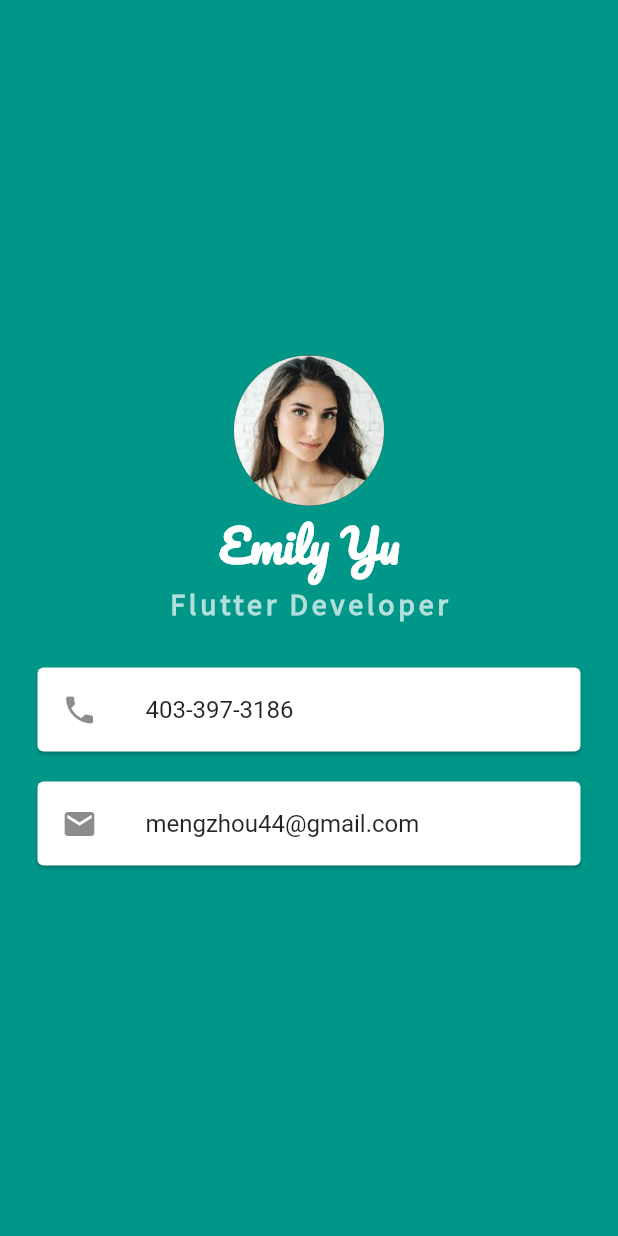
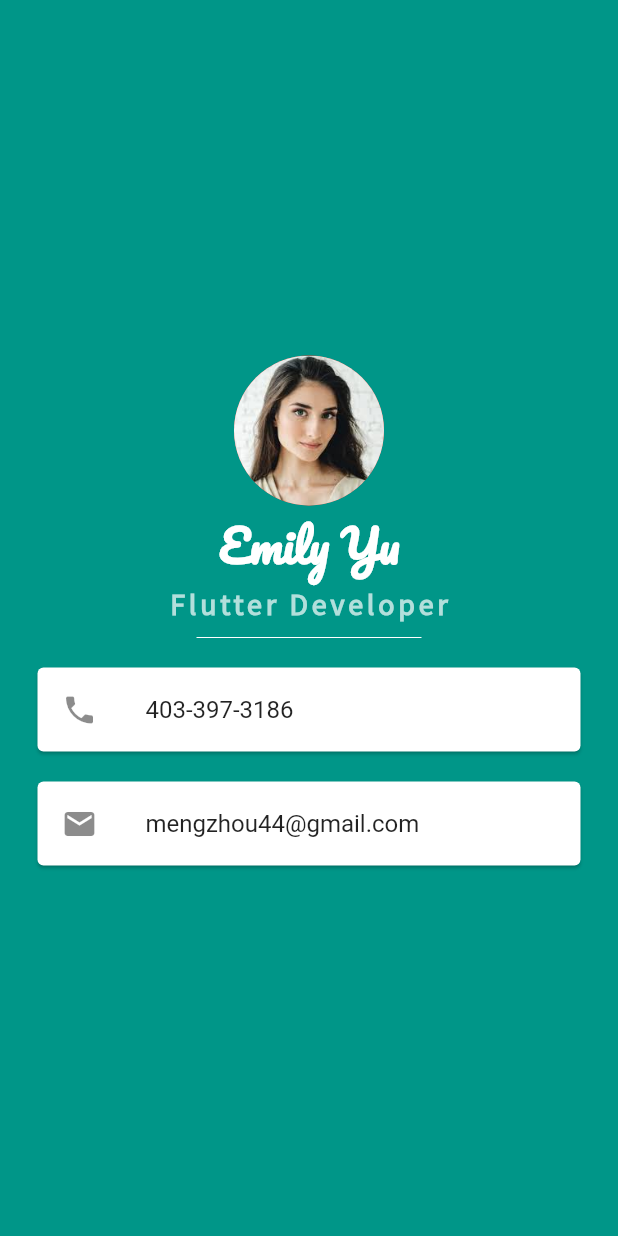
Before and after one commit to mengzhou44/flutter-card, a Flutter app: the screen it shows after launch, on a phone screen of 412 x 824 dp. Run offline on Flutter 3.47's test engine with Material 2 defaults, Android fonts, the phone set to English and light mode, and no system bars.

Commit message:
add divider

```diff
--- a/lib/main.dart
+++ b/lib/main.dart
@@ -31,7 +31,10 @@ class MyApp extends StatelessWidget {
                           letterSpacing: 2.5,
                           fontWeight: FontWeight.bold,
                           color: Colors.teal.shade100)),
-                  SizedBox(height: 20),
+                  SizedBox(
+                      height: 20,
+                      width: 150,
+                      child: Divider(color: Colors.white)),
                   Card(
                       margin:
                           EdgeInsets.symmetric(vertical: 10, horizontal: 25),
```
